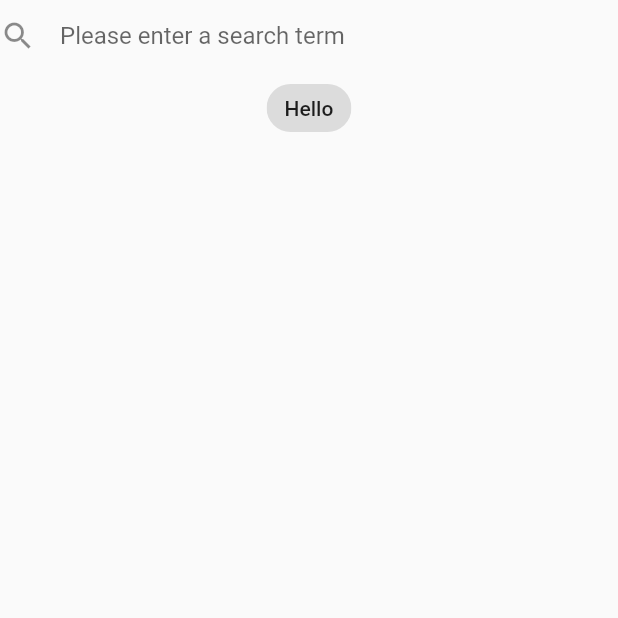
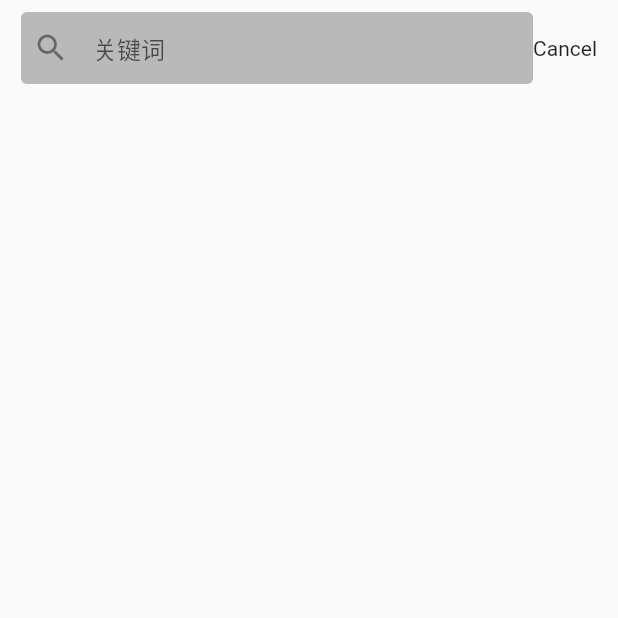
Before and after one commit to ZhengShang/wan_android, a Flutter app: the screen it shows after launch, after a tap on the "search" icon, on a phone screen of 412 x 824 dp, the top half of it. Run offline on Flutter 3.47's test engine with Material 2 defaults, Android fonts, the phone set to English and light mode, and no system bars; our stand-ins replace carousel_slider; missing offline and left inert: flutter_webview_plugin; generated files the repository leaves out were written again; network calls fail; statements that could not run were skipped.

Commit message:
update search

```diff
--- a/lib/ui/search.dart
+++ b/lib/ui/search.dart
@@ -5,21 +5,34 @@ class SearchPage extends StatelessWidget {
   Widget build(BuildContext context) {
     return MaterialApp(
       home: Scaffold(
-        body: Padding(
-          padding: MediaQuery.of(context).padding,
-          child: Column(
+          body: IconTheme(
+        data: IconThemeData(color: Theme.of(context).accentColor),
+        child: Container(
+          padding: EdgeInsets.symmetric(horizontal: 14.0),
+          margin: MediaQuery.of(context).padding,
+          child: Row(
             children: <Widget>[
-              TextField(
-                decoration: InputDecoration(
-                    border: InputBorder.none,
-                    icon: Icon(Icons.search),
-                    hintText: 'Please enter a search term'),
+              Flexible(
+                child: Container(
+                  margin: EdgeInsets.only(top: 8.0, bottom: 8.0),
+                  padding: EdgeInsets.only(left: 8.0),
+                  decoration: BoxDecoration(
+                      borderRadius: BorderRadius.all(Radius.circular(4.0)),
+                      color: Colors.black26),
+                  child: TextField(
+                    maxLines: 1,
+                    decoration: InputDecoration(
+                        border: InputBorder.none,
+                        icon: Icon(Icons.search),
+                        hintText: "关键词"),
+                  ),
+                ),
               ),
-              MyChipGroup()
+              Text("Cancel")
             ],
           ),
-        ),
-      ),
+        ), //new
+      )),
     );
   }
 }
```
Also changed, not shown: 3 other files.
